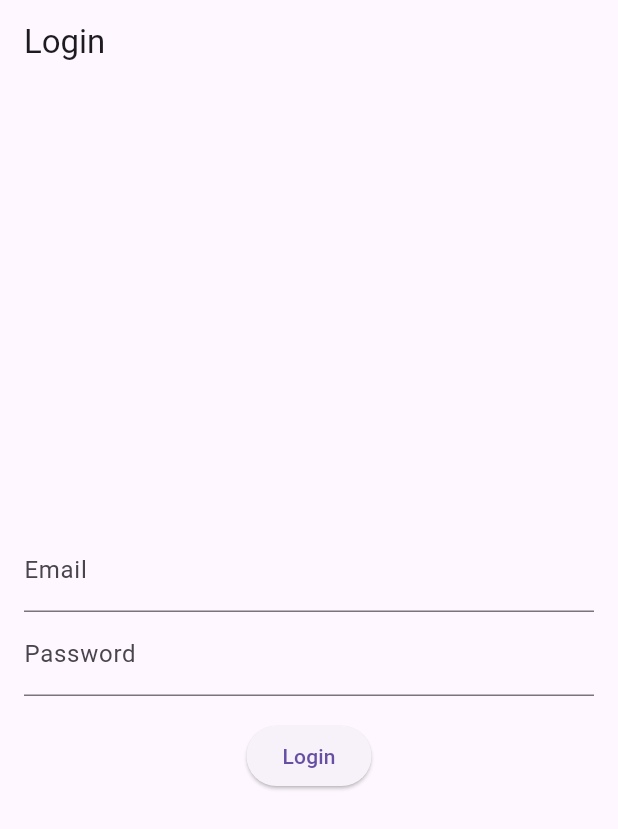
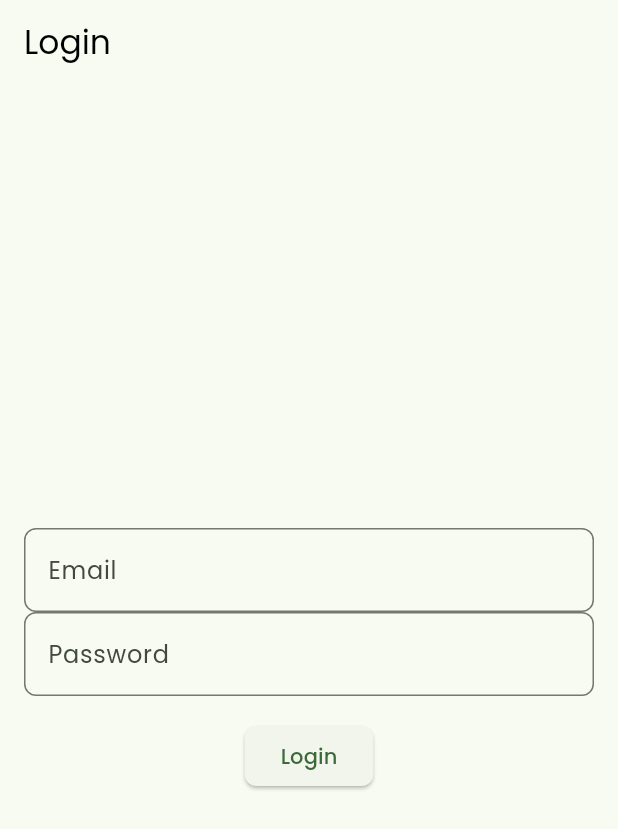
Before and after one commit to mukhtharcm/lsdc_man, a Flutter app: the screen it shows after launch, on a phone screen of 412 x 824 dp. Shown: the top 829 px of the screen. Run offline on Flutter 3.47's test engine with Material 3 defaults, Android fonts, the phone set to English and light mode, and no system bars; our stand-ins replace equatable, flex_color_scheme, flutter_bloc, flutter_form_builder, form_builder_validators, get_it and 3 more.

Commit message:
team details wip

```diff
--- /dev/null
+++ b/lib/config/theme.dart
@@ -0,0 +1,132 @@
+import 'package:flex_color_scheme/flex_color_scheme.dart';
+import 'package:flutter/material.dart';
+import 'package:google_fonts/google_fonts.dart';
+
+class AppTheme {
+  // Private constructor to prevent instantiation
+  AppTheme._();
+
+  // Custom colors
+  static const customSchemeColor = FlexSchemeColor(
+    primary: Color(0xFF2E7D32), // Deep green
+    primaryContainer: Color(0xFFB9F6CA), // Light mint
+    secondary: Color(0xFF00796B), // Teal
+    secondaryContainer: Color(0xFFB2DFDB), // Light teal
+    tertiary: Color(0xFFFFA000), // Amber
+    tertiaryContainer: Color(0xFFFFECB3), // Light amber
+  );
+
+  static ThemeData get lightTheme {
+    final poppinsTextTheme = GoogleFonts.poppinsTextTheme();
+    return FlexThemeData.light(
+      colors: customSchemeColor,
+      surfaceMode: FlexSurfaceMode.levelSurfacesLowScaffold,
+      blendLevel: 7,
+      subThemesData: const FlexSubThemesData(
+        blendOnLevel: 10,
+        blendOnColors: false,
+        useTextTheme: true,
+        useM2StyleDividerInM3: true,
+        alignedDropdown: true,
+        useInputDecoratorThemeInDialogs: true,
+        fabUseShape: true,
+        interactionEffects: true,
+        bottomNavigationBarElevation: 0,
+        bottomNavigationBarOpacity: 0.95,
+        navigationBarOpacity: 0.95,
+        navigationBarMutedUnselectedIcon: true,
+        inputDecoratorIsFilled: false,
+        inputDecoratorBorderType: FlexInputBorderType.outline,
+        inputDecoratorUnfocusedHasBorder: true,
+        blendTextTheme: true,
+        popupMenuOpacity: 0.95,
+        cardRadius: 12,
+        defaultRadius: 8,
+        textButtonRadius: 8,
+        elevatedButtonRadius: 8,
+        outlinedButtonRadius: 8,
+        buttonMinSize: Size(64, 40),
+        inputDecoratorRadius: 8,
+        inputDecoratorUnfocusedBorderIsColored: false,
+        inputDecoratorFocusedBorderWidth: 2.0,
+        inputDecoratorBorderWidth: 1.0,
+        inputDecoratorFillColor: Colors.transparent,
+        fabRadius: 16,
+        chipRadius: 8,
+        timePickerElementRadius: 8,
+        dialogRadius: 12,
+      ),
+      keyColors: const FlexKeyColors(
+        useSecondary: true,
+        useTertiary: true,
+      ),
+      visualDensity: FlexColorScheme.comfortablePlatformDensity,
+      useMaterial3: true,
+      swapLegacyOnMaterial3: true,
+      fontFamily: GoogleFonts.poppins().fontFamily,
+      textTheme: poppinsTextTheme,
+    );
+  }
+
+  static ThemeData get darkTheme {
+    final poppinsTextTheme = GoogleFonts.poppinsTextTheme();
+    return FlexThemeData.dark(
+      colors: customSchemeColor,
+      surfaceMode: FlexSurfaceMode.levelSurfacesLowScaffold,
+      blendLevel: 13,
+      subThemesData: const FlexSubThemesData(
+        blendOnLevel: 20,
+        useTextTheme: true,
+        useM2StyleDividerInM3: true,
+        alignedDropdown: true,
+        useInputDecoratorThemeInDialogs: true,
+        fabUseShape: true,
+        interactionEffects: true,
+        bottomNavigationBarElevation: 0,
+        bottomNavigationBarOpacity: 0.95,
+        navigationBarOpacity: 0.95,
+        navigationBarMutedUnselectedIcon: true,
+        inputDecoratorIsFilled: false,
+        inputDecoratorBorderType: FlexInputBorderType.outline,
+        inputDecoratorUnfocusedHasBorder: true,
+        blendTextTheme: true,
+        popupMenuOpacity: 0.95,
+        cardRadius: 12,
+        defaultRadius: 8,
+        textButtonRadius: 8,
+        elevatedButtonRadius: 8,
+        outlinedButtonRadius: 8,
+        buttonMinSize: Size(64, 40),
+        inputDecoratorRadius: 8,
+        inputDecoratorUnfocusedBorderIsColored: false,
+        inputDecoratorFocusedBorderWidth: 2.0,
+        inputDecoratorBorderWidth: 1.0,
+        inputDecoratorFillColor: Colors.transparent,
+        fabRadius: 16,
+        chipRadius: 8,
+        timePickerElementRadius: 8,
+        dialogRadius: 12,
+      ),
+      keyColors: const FlexKeyColors(
+        useSecondary: true,
+        useTertiary: true,
+      ),
+      visualDensity: FlexColorScheme.comfortablePlatformDensity,
+      useMaterial3: true,
+      swapLegacyOnMaterial3: true,
+      fontFamily: GoogleFonts.poppins().fontFamily,
+      textTheme: poppinsTextTheme,
+    );
+  }
+
+  // Custom spacing
+  static const double paddingSmall = 8.0;
+  static const double paddingMedium = 16.0;
+  static const double paddingLarge = 24.0;
+  static const double paddingXLarge = 32.0;
+
+  // Custom border radius
+  static const double radiusSmall = 8.0;
+  static const double radiusMedium = 12.0;
+  static const double radiusLarge = 16.0;
+}
--- a/lib/features/admin/screens/admin_dashboard.dart
+++ b/lib/features/admin/screens/admin_dashboard.dart
@@ -1,7 +1,8 @@
 import 'package:flutter/material.dart';
 import 'package:flutter_bloc/flutter_bloc.dart';
+import 'package:lsdc_man/config/theme.dart';
 import '../../../blocs/team/team_bloc.dart';
-import '../../../models/team.dart';
+
 import 'team_details_screen.dart';
 
 class AdminDashboard extends StatelessWidget {
@@ -24,10 +25,16 @@ class AdminDashboard extends StatelessWidget {
           itemBuilder: (context, index) {
             final team = state.teams[index];
             return Card(
-              margin: const EdgeInsets.all(8.0),
+              margin: const EdgeInsets.all(AppTheme.paddingSmall),
               child: ListTile(
-                title: Text(team.name),
-                subtitle: Text('Managers: ${team.managerIds.length}'),
+                title: Text(
+                  team.name,
+                  style: Theme.of(context).textTheme.titleLarge,
+                ),
+                subtitle: Text(
+                  'Managers: ${team.managerIds.length}',
+                  style: Theme.of(context).textTheme.bodyMedium,
+                ),
                 onTap: () {
                   Navigator.push(
                     context,
--- a/lib/features/daily_entry/screens/daily_entries_screen.dart
+++ b/lib/features/daily_entry/screens/daily_entries_screen.dart
@@ -1,5 +1,6 @@
 import 'package:flutter/material.dart';
 import 'package:flutter_bloc/flutter_bloc.dart';
+import 'package:lsdc_man/config/theme.dart';
 import '../../../blocs/daily_entry/daily_entry_bloc.dart';
 import '../../../blocs/daily_entry/daily_entry_event.dart';
 import '../../../blocs/daily_entry/daily_entry_state.dart';
@@ -68,16 +69,27 @@ class _DailyEntriesScreenState extends State<DailyEntriesScreen> {
                   itemBuilder: (context, index) {
                     final entry = state.entries[index];
                     return Card(
-                      margin: const EdgeInsets.all(8.0),
+                      margin: const EdgeInsets.all(AppTheme.paddingSmall),
                       child: ListTile(
                         title: Text(
-                            'Date: ${entry.date.toLocal().toString().split(' ')[0]}'),
+                          'Date: ${entry.date.toLocal().toString().split(' ')[0]}',
+                          style: Theme.of(context).textTheme.titleLarge,
+                        ),
                         subtitle: Column(
                           crossAxisAlignment: CrossAxisAlignment.start,
                           children: [
-                            Text('Calendars: ${entry.noOfCalendar}'),
-                            Text('Sold: ${entry.soldNo}'),
-                            Text('Balance: ${entry.balance}'),
+                            Text(
+                              'Calendars: ${entry.noOfCalendar}',
+                              style: Theme.of(context).textTheme.bodyMedium,
+                            ),
+                            Text(
+                              'Sold: ${entry.soldNo}',
+                              style: Theme.of(context).textTheme.bodyMedium,
+                            ),
+                            Text(
+                              'Balance: ${entry.balance}',
+                              style: Theme.of(context).textTheme.bodyMedium,
+                            ),
                           ],
                         ),
                         trailing: _buildEntryActions(entry.id),
--- a/lib/features/daily_entry/screens/daily_entry_form.dart
+++ b/lib/features/daily_entry/screens/daily_entry_form.dart
@@ -7,6 +7,7 @@ import '../../../blocs/auth/auth_state.dart';
 import '../../../blocs/daily_entry/daily_entry_bloc.dart';
 import '../../../blocs/daily_entry/daily_entry_event.dart';
 import '../../../models/daily_entry.dart';
+import '../../../config/theme.dart';
 
 class DailyEntryForm extends StatefulWidget {
   final DailyEntry? entry;
@@ -84,12 +85,13 @@ class _DailyEntryFormState extends State<DailyEntryForm> {
                     ]),
                   ),
                   const Divider(height: 32),
-                  const Text(
+                  Padding(
+                    padding: const EdgeInsets.all(AppTheme.paddingMedium),
+                    child: Column(
+                      children: [
+                        Text(
                           'Denominations',
-                    style: TextStyle(
-                      fontSize: 18,
-                      fontWeight: FontWeight.bold,
-                    ),
+                          style: Theme.of(context).textTheme.titleLarge,
                         ),
                         _buildDenominationField('d500', '₹500'),
                         _buildDenominationField('d200', '₹200'),
@@ -100,6 +102,9 @@ class _DailyEntryFormState extends State<DailyEntryForm> {
                         _buildDenominationField('d5', '₹5'),
                         _buildDenominationField('d2', '₹2'),
                         _buildDenominationField('d1', '₹1'),
+                      ],
+                    ),
+                  ),
                   const Divider(height: 32),
                   FormBuilderTextField(
                     name: 'expense',
--- a/lib/main.dart
+++ b/lib/main.dart
@@ -11,6 +11,7 @@ import 'repositories/auth_repository.dart';
 import 'repositories/daily_entry_repository.dart';
 import 'blocs/team/team_bloc.dart';
 import 'repositories/team_repository.dart';
+import 'config/theme.dart';
 
 void main() async {
   WidgetsFlutterBinding.ensureInitialized();
@@ -57,6 +58,9 @@ class MainApp extends StatelessWidget {
         ),
       ],
       child: MaterialApp(
+        theme: AppTheme.lightTheme,
+        darkTheme: AppTheme.darkTheme,
+        themeMode: ThemeMode.system,
         home: BlocBuilder<AuthBloc, AuthState>(
           builder: (context, state) {
             return switch (state.status) {
--- a/pubspec.yaml
+++ b/pubspec.yaml
@@ -16,6 +16,7 @@ dependencies:
   flutter_form_builder: ^9.5.0
   form_builder_validators: ^11.0.0
   get_it: ^8.0.2
+  google_fonts: ^6.2.1
   intl: ^0.19.0
   pocketbase: ^0.18.1
   shared_preferences: ^2.3.2
```
Also changed, not shown: pubspec.lock, 2 other files. Lines whose indentation alone changed are shown as unchanged.
